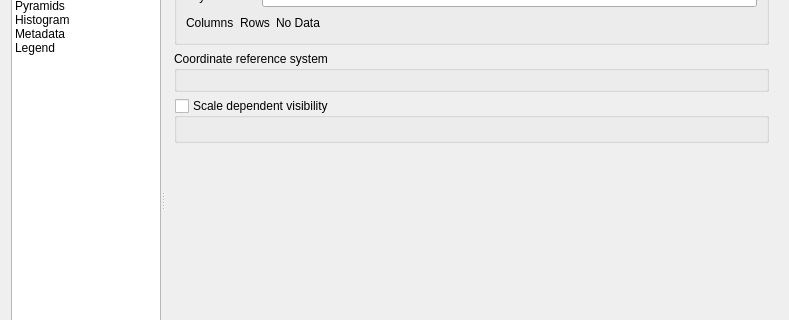
The window that src/ui/qgsrasterlayerpropertiesbase.ui (carsmie/QGIS) describes before a commit, drawn with Qt 5; both pictures show x 0 to 789 and y 83 to 403 of the 789 by 593 pixel window.
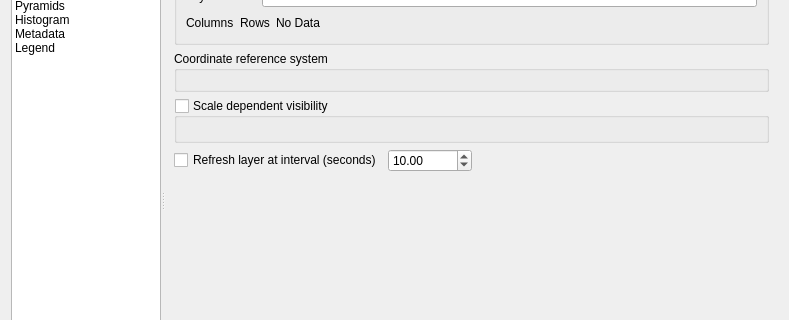
The same window after the commit. The open tabs and pages were chosen to show the change. Icons and pictures are not drawn. Custom widgets are drawn as their Qt base class.

Commit message:
[FEATURE] Allow layers to be automatically refreshed at a specified interval
This allows users to set a timer interval in layer properties
for individual layers. These layers will be automatically refreshed
at a matching interval.

Canvas updates are deferred in order to avoid refreshing multiple
times if more than one layer has an auto update interval set.

Additionally, logic has been added to skip any auto redraws of
the canvas while the canvas is already being redrawn. This avoids
issues caused by setting a layer auto refresh to a shorter time than
is required to redraw the canvas.

The edit to the form file:
```diff
--- a/src/ui/qgsrasterlayerpropertiesbase.ui
+++ b/src/ui/qgsrasterlayerpropertiesbase.ui
@@ -420,6 +420,52 @@
                  </layout>
                 </widget>
                </item>
+               <item>
+                <layout class="QHBoxLayout" name="horizontalLayout_3">
+                 <item>
+                  <widget class="QCheckBox" name="mRefreshLayerCheckBox">
+                   <property name="text">
+                    <string>Refresh layer at interval (seconds)</string>
+                   </property>
+                  </widget>
+                 </item>
+                 <item>
+                  <widget class="QDoubleSpinBox" name="mRefreshLayerIntervalSpinBox">
+                   <property name="toolTip">
+                    <string>Higher values result in more simplification</string>
+                   </property>
+                   <property name="decimals">
+                    <number>2</number>
+                   </property>
+                   <property name="minimum">
+                    <double>0.000000000000000</double>
+                   </property>
+                   <property name="maximum">
+                    <double>100000000000000000000.000000000000000</double>
+                   </property>
+                   <property name="singleStep">
+                    <double>5.000000000000000</double>
+                   </property>
+                   <property name="value">
+                    <double>10.000000000000000</double>
+                   </property>
+                  </widget>
+                 </item>
+                 <item>
+                  <spacer name="horizontalSpacer_6">
+                   <property name="orientation">
+                    <enum>Qt::Horizontal</enum>
+                   </property>
+                   <property name="sizeHint" stdset="0">
+                    <size>
+                     <width>40</width>
+                     <height>20</height>
+                    </size>
+                   </property>
+                  </spacer>
+                 </item>
+                </layout>
+               </item>
                <item>
                 <spacer name="verticalSpacer_3">
                  <property name="orientation">
```
Left out of the diff: 2 changed lines with no effect on the pictures. The commit also changes 13 other files.
